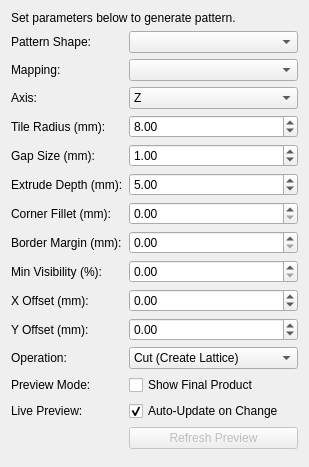
First picture: the form in freecad/latticegen/resources/ui/lattice_panel.ui, repository saltchicken/LatticeGen, before the edit.
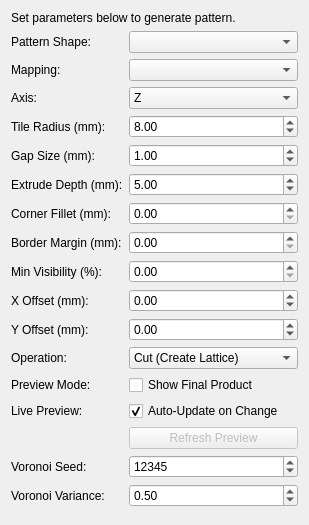
Second picture: the form after the edit.

```diff
--- a/freecad/latticegen/resources/ui/lattice_panel.ui
+++ b/freecad/latticegen/resources/ui/lattice_panel.ui
@@ -67,6 +67,29 @@
        <property name="enabled"><bool>false</bool></property>
       </widget>
      </item>
+     <item row="15" column="0">
+      <widget class="QLabel" name="voronoi_seed_label">
+       <property name="text"><string>Voronoi Seed:</string></property>
+      </widget>
+     </item>
+     <item row="15" column="1">
+      <widget class="QSpinBox" name="voronoi_seed_spin">
+       <property name="maximum"><number>999999</number></property>
+       <property name="value"><number>12345</number></property>
+      </widget>
+     </item>
+     <item row="16" column="0">
+      <widget class="QLabel" name="voronoi_variance_label">
+       <property name="text"><string>Voronoi Variance:</string></property>
+      </widget>
+     </item>
+     <item row="16" column="1">
+      <widget class="QDoubleSpinBox" name="voronoi_variance_spin">
+       <property name="maximum"><double>1.0</double></property>
+       <property name="singleStep"><double>0.1</double></property>
+       <property name="value"><double>0.5</double></property>
+      </widget>
+     </item>
     </layout>
    </item>
    <item><spacer><property name="orientation"><enum>Qt::Vertical</enum></property></spacer></item>
```
